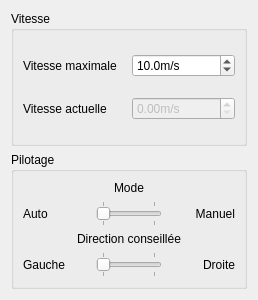
Qt form rsase/SGBag/ui/vueparametreschariot.ui (padenot/usdp) before a commit.
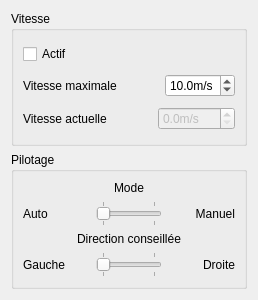
The same form after that commit.

Diff of the .ui file:
```diff
--- a/rsase/SGBag/ui/vueparametreschariot.ui
+++ b/rsase/SGBag/ui/vueparametreschariot.ui
@@ -19,9 +19,16 @@
      <property name="title">
       <string>Vitesse</string>
      </property>
-     <layout class="QVBoxLayout" name="verticalLayout_5" stretch="1,1">
+     <layout class="QVBoxLayout" name="verticalLayout_5" stretch="0,1,1">
       <item>
-       <layout class="QHBoxLayout" name="horizontalLayout">
+       <widget class="QCheckBox" name="actif">
+        <property name="text">
+         <string>Actif</string>
+        </property>
+       </widget>
+      </item>
+      <item>
+       <layout class="QHBoxLayout" name="horizontalLayout" stretch="1,0">
         <item>
          <widget class="QLabel" name="libelleVitesseMax">
           <property name="text">
@@ -54,7 +61,7 @@
        </layout>
       </item>
       <item>
-       <layout class="QHBoxLayout" name="horizontalLayout_4">
+       <layout class="QHBoxLayout" name="horizontalLayout_4" stretch="1,0">
         <item>
          <widget class="QLabel" name="libelleVitesseActuelle">
           <property name="text">
@@ -70,6 +77,9 @@
           <property name="suffix">
            <string>m/s</string>
           </property>
+          <property name="decimals">
+           <number>1</number>
+          </property>
          </widget>
         </item>
        </layout>
```
